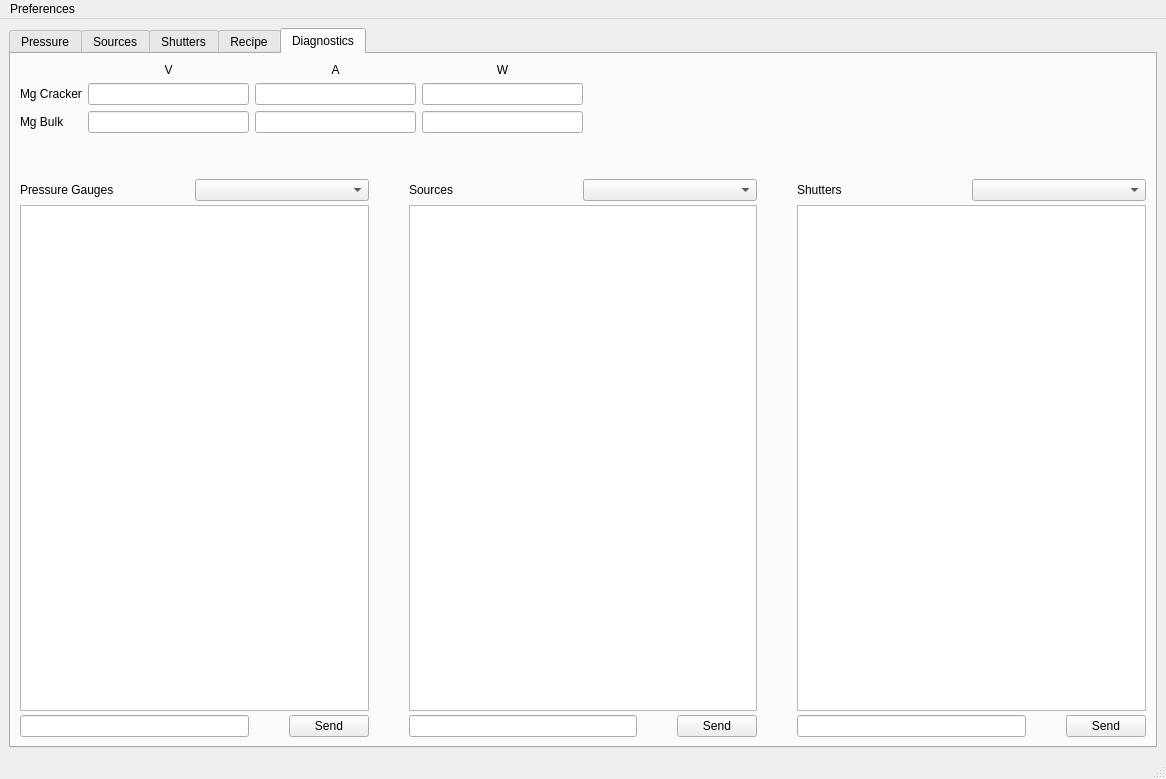
Before: the Qt Designer form src/gui/main.ui in TheRealJarbean/lattice, drawn with Qt 5.
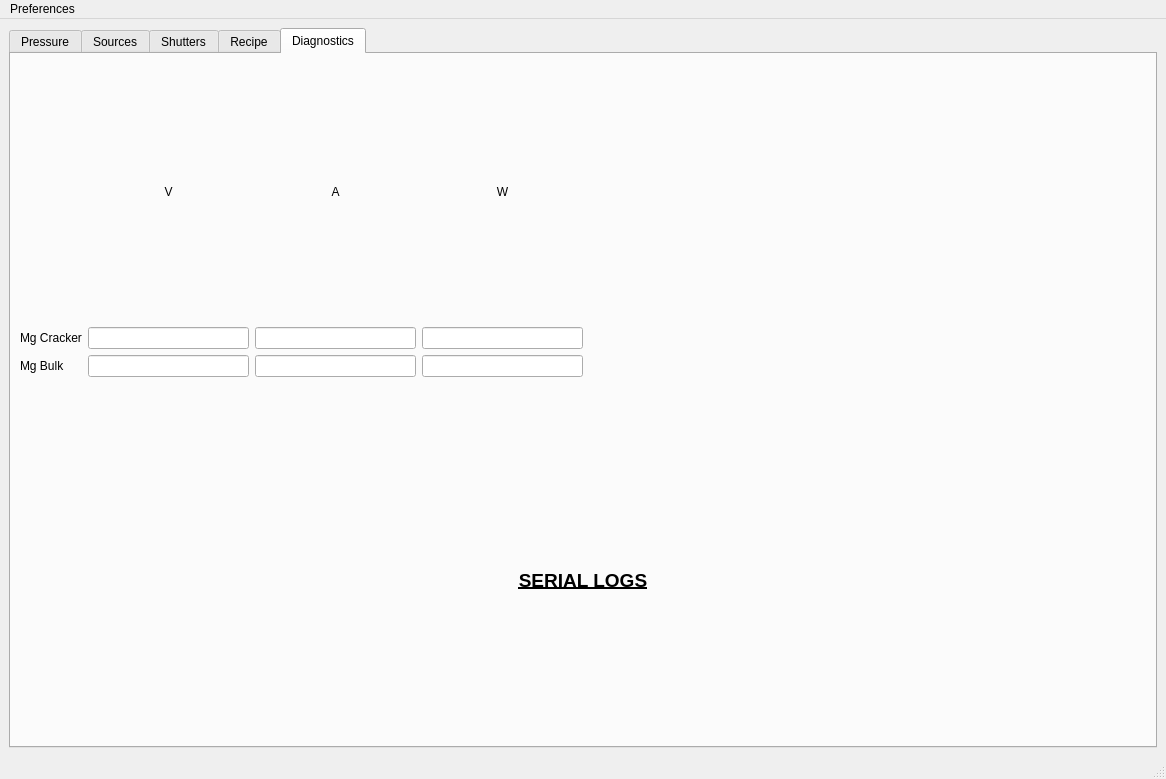
After: the same form once the commit is applied. The open tabs and pages were chosen to show the change. Icons and pictures are not drawn. Custom widgets are drawn as their Qt base class.

Diff of the .ui file:
```diff
--- a/src/gui/main.ui
+++ b/src/gui/main.ui
@@ -2814,124 +2814,30 @@
          </spacer>
         </item>
         <item>
-         <layout class="QHBoxLayout" name="horizontalLayout_8">
+         <widget class="QLabel" name="label_2">
+          <property name="font">
+           <font>
+            <pointsize>14</pointsize>
+            <bold>true</bold>
+            <underline>true</underline>
+           </font>
+          </property>
+          <property name="text">
+           <string>SERIAL LOGS</string>
+          </property>
+          <property name="alignment">
+           <set>Qt::AlignmentFlag::AlignCenter</set>
+          </property>
+         </widget>
+        </item>
+        <item>
+         <layout class="QHBoxLayout" name="serial_log_layout">
           <property name="spacing">
            <number>40</number>
           </property>
           <property name="topMargin">
            <number>0</number>
           </property>
-          <item>
-           <layout class="QGridLayout" name="gridLayout_8">
-            <property name="verticalSpacing">
-             <number>4</number>
-            </property>
-            <item row="3" column="1">
-             <widget class="QPushButton" name="pushButton">
-              <property name="text">
-               <string>Send</string>
-              </property>
-             </widget>
-            </item>
-            <item row="3" column="0">
-             <widget class="QLineEdit" name="lineEdit"/>
-            </item>
-            <item row="2" column="0" colspan="2">
-             <widget class="QPlainTextEdit" name="plainTextEdit"/>
-            </item>
-            <item row="0" column="0" colspan="2">
-             <layout class="QHBoxLayout" name="horizontalLayout_10">
-              <item>
-               <widget class="QLabel" name="label_31">
-                <property name="styleSheet">
-                 <string notr="true">font: 700 12pt &quot;Segoe UI&quot;;</string>
-                </property>
-                <property name="text">
-                 <string>Pressure Gauges</string>
-                </property>
-               </widget>
-              </item>
-              <item>
-               <widget class="QComboBox" name="comboBox"/>
-              </item>
-             </layout>
-            </item>
-           </layout>
-          </item>
-          <item>
-           <layout class="QGridLayout" name="gridLayout_9">
-            <property name="verticalSpacing">
-             <number>4</number>
-            </property>
-            <item row="2" column="0">
-             <widget class="QLineEdit" name="lineEdit_2"/>
-            </item>
-            <item row="2" column="1">
-             <widget class="QPushButton" name="pushButton_2">
-              <property name="text">
-               <string>Send</string>
-              </property>
-             </widget>
-            </item>
-            <item row="1" column="0" colspan="2">
-             <widget class="QPlainTextEdit" name="plainTextEdit_2"/>
-            </item>
-            <item row="0" column="0" colspan="2">
-             <layout class="QHBoxLayout" name="horizontalLayout_11">
-              <item>
-               <widget class="QLabel" name="label_32">
-                <property name="styleSheet">
-                 <string notr="true">font: 700 12pt &quot;Segoe UI&quot;;</string>
-                </property>
-                <property name="text">
-                 <string>Sources</string>
-                </property>
-               </widget>
-              </item>
-              <item>
-               <widget class="QComboBox" name="comboBox_2"/>
-              </item>
-             </layout>
-            </item>
-           </layout>
-          </item>
-          <item>
-           <layout class="QGridLayout" name="gridLayout_10">
-            <property name="verticalSpacing">
-             <number>4</number>
-            </property>
-            <item row="1" column="0" colspan="2">
-             <widget class="QPlainTextEdit" name="plainTextEdit_3"/>
-            </item>
-            <item row="2" column="0">
-             <widget class="QLineEdit" name="lineEdit_3"/>
-            </item>
-            <item row="2" column="1">
-             <widget class="QPushButton" name="pushButton_3">
-              <property name="text">
-               <string>Send</string>
-              </property>
-             </widget>
-            </item>
-            <item row="0" column="0" colspan="2">
-             <layout class="QHBoxLayout" name="horizontalLayout_12">
-              <item>
-               <widget class="QLabel" name="label_36">
-                <property name="styleSheet">
-                 <string notr="true">font: 700 12pt &quot;Segoe UI&quot;;</string>
-                </property>
-                <property name="text">
-                 <string>Shutters</string>
-                </property>
-               </widget>
-              </item>
-              <item>
-               <widget class="QComboBox" name="comboBox_3"/>
-              </item>
-             </layout>
-            </item>
-           </layout>
-          </item>
          </layout>
         </item>
        </layout>
```
Left out of the diff: 56 changed lines with no effect on the pictures.
